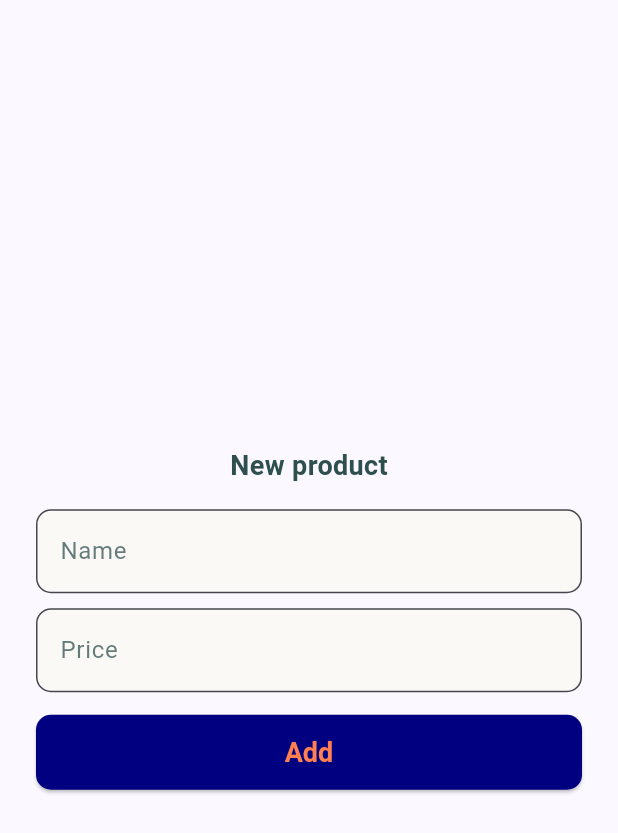
After one commit to Fateme-Afshar/invoice_maker, a Flutter app: the AddProductPage screen opened directly, on a phone screen of 412 x 824 dp. The commit adds this screen. Shown: the top 833 px of the screen. Run offline on Flutter 3.47's test engine with Material 3 defaults, Android fonts, the light colour scheme and no system bars; our stand-ins replace hive, hive_flutter; accounts and stored records are empty; Roboto replaces fonts that are missing (segoe).

```diff
--- a/lib/custom-widget/custom-button.dart
+++ b/lib/custom-widget/custom-button.dart
@@ -5,8 +5,10 @@ class Button extends StatelessWidget {
   final String buttonText;
   final Key btnKey;
   final VoidCallback onPress;
+  final ButtonStyle? style;
 
-  const Button({super.key, required this.btnKey, required this.buttonText, required this.onPress});
+  const Button(
+      {super.key, required this.btnKey, required this.buttonText, required this.onPress, this.style});
 
   @override
   Widget build(BuildContext context) {
@@ -15,10 +17,22 @@ class Button extends StatelessWidget {
       width: double.infinity,
       child: ElevatedButton(
           key: btnKey,
-          onPressed:onPress,
-          child:  Text(
+          onPressed: onPress,
+          style: style,
+          child: Text(
             buttonText,
           )),
     );
   }
 }
+
+class DeleteButton extends Button {
+
+  DeleteButton(
+      {required super.btnKey, required super.buttonText, required super.onPress})
+      : super(style: ElevatedButton.styleFrom(
+    backgroundColor:const Color.fromARGB(255, 0, 0, 128),
+    foregroundColor: const Color.fromARGB(255, 255, 127, 80)
+  ));
+
+}
--- /dev/null
+++ b/lib/features/add-product/add-product-page.dart
@@ -0,0 +1,53 @@
+import 'package:flutter/cupertino.dart';
+import 'package:flutter/material.dart';
+
+import '../../custom-widget/custom-button.dart';
+import '../../custom-widget/custom-text-field.dart';
+
+class AddProductPage extends StatelessWidget{
+  const AddProductPage({super.key});
+
+  @override
+  Widget build(BuildContext context) {
+    return Scaffold(
+      body: Center(
+        child: Container(
+          margin: const EdgeInsets.only(left: 24, right: 24),
+          alignment: Alignment.center,
+          constraints: const BoxConstraints(
+            maxWidth: 400,
+          ),
+          child: Column(
+            mainAxisAlignment: MainAxisAlignment.center,
+            children: [
+              const Padding(
+                padding: EdgeInsets.only(bottom: 16),
+                child: Text("New product"),
+              ),
+              InputTextField(
+                key: const Key("nameField"),
+                hint: "Name",
+              ),
+              const SizedBox(
+                height: 10,
+              ),
+              InputTextField(
+                key: const Key("priceField"),
+                hint: "Price",
+              ),
+              const SizedBox(
+                height: 15,
+              ),
+              Button(
+                btnKey: const Key("addProductBtn"),
+                buttonText: "Add",
+                onPress: () {},
+              )
+            ],
+          ),
+        ),
+      ),
+    );
+  }
+
+}
--- a/lib/sign-up/sign-up-page.dart
+++ b/lib/features/sign-up/sign-up-page.dart
@@ -1,8 +1,9 @@
 import 'package:flutter/cupertino.dart';
 import 'package:flutter/material.dart';
 
-import '../custom-widget/custom-button.dart';
-import '../custom-widget/custom-text-field.dart';
+import '../../custom-widget/custom-button.dart';
+import '../../custom-widget/custom-text-field.dart';
+
 
 class SignUpPage extends StatelessWidget {
   const SignUpPage({super.key});
```
Also changed, not shown: lib/custom-widget/custom-text-field.dart (+10 -5 lines), lib/main.dart (+14 -1 lines), lib/features/sign-in/sign-in-page.dart (renamed from lib/sign-in/sign-in-page.dart), 9 other files.
